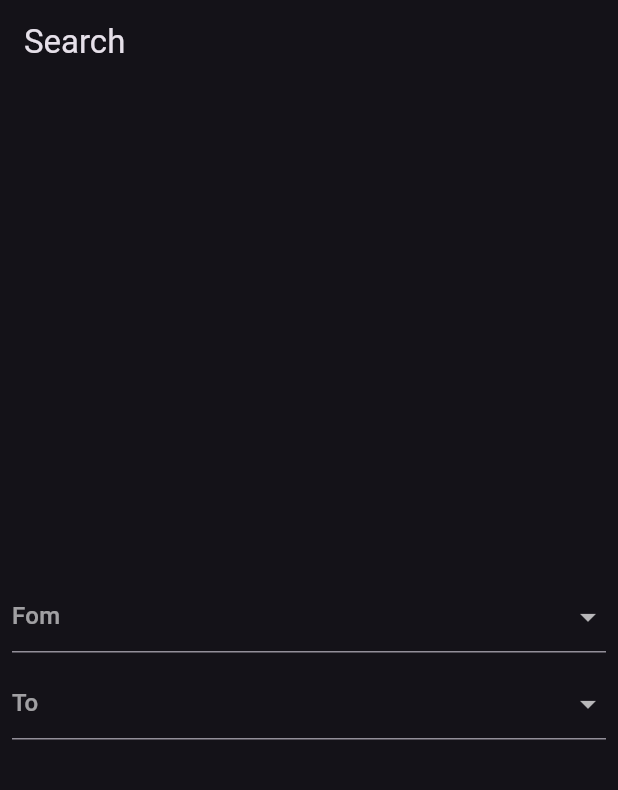
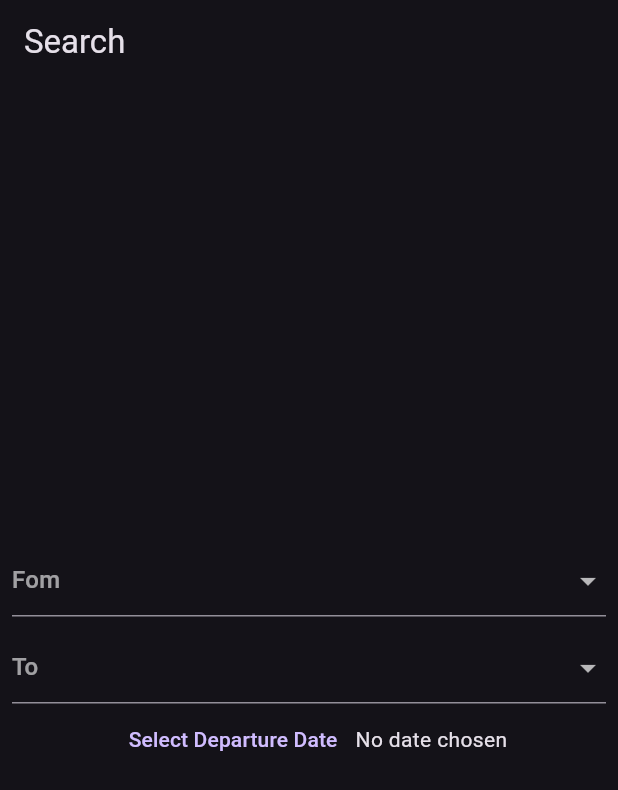
Before and after one commit to eugensosna/bus_reserv, a Flutter app: the screen it shows after launch, on a phone screen of 412 x 824 dp. Shown: the top 790 px of the screen. Run offline on Flutter 3.47's test engine with Material 3 defaults, Android fonts, the phone set to English and light mode, and no system bars.

Commit message:
select departude Date

```diff
--- a/bus_client/lib/pages/search_page.dart
+++ b/bus_client/lib/pages/search_page.dart
@@ -1,4 +1,5 @@
 import 'package:bus_client/utils/constants.dart';
+import 'package:bus_client/utils/helper_functions.dart';
 import 'package:flutter/material.dart';
 
 class SearchPage extends StatefulWidget {
@@ -11,34 +12,6 @@ class SearchPage extends StatefulWidget {
 class _SearchPageState extends State<SearchPage> {
   String? fromCity, toCity;
   DateTime? departureDate;
-
-
-  Widget  dropDownFromCiy (String? cityField, String  fiealdText){
-  return DropdownButtonFormField(
-
-                value: cityField,
-                validator: (value) {
-                  if(value== null|| value.isEmpty){
-                    return emptyFieldErrMessage;
-                  }
-                  return null;
-                },
-                hint:  Text(fiealdText ),
-                isExpanded: true,
-                decoration: const InputDecoration(
-                  errorStyle: TextStyle(color: Colors.white)
-                ),
-                items: cities.map((city) => DropdownMenuItem<String>(
-                  value: city,
-                  child: Text(city)) ).toList(),
-                onChanged: (value){
-                  setState(() {
-                    cityField = value;
-                  });
-
-                });
-}
-
   @override
   Widget build(BuildContext context) {
     return Scaffold(
@@ -75,12 +48,59 @@ class _SearchPageState extends State<SearchPage> {
 
                 }),
                 const SizedBox(height: 10,),
+                DropdownButtonFormField(
 
-                dropDownFromCiy(toCity, "To")
+                value: toCity,
+                validator: (value) {
+                  if(value== null|| value.isEmpty){
+                    return emptyFieldErrMessage;
+                  }
+                  return null;
+                },
+                hint:  Text("To" ),
+                isExpanded: true,
+                decoration: const InputDecoration(
+                  errorStyle: TextStyle(color: Colors.white)
+                ),
+                items: cities.map((city) => DropdownMenuItem<String>(
+                  value: city,
+                  child: Text(city)) ).toList(),
+                onChanged: (value){
+                  setState(() {
+                    toCity = value;
+                  });
+
+                }),
+                Row(
+                  mainAxisAlignment: MainAxisAlignment.center,
+                  children: [
+                    TextButton(onPressed: _selectDate,
+                    child: const Text('Select Departure Date'),
+                    ),
+                    Text(departureDate == null ? "No date chosen": getFormattedDate(departureDate!, pattern: 'EEE MMM dd, yyyy'))
+                  ],
+                )
+
+                // dropDownFromCiy(toCity, "To")
             ],
 
           ),
       ),
     ));
   }
+
+  void _selectDate() async {
+    final selectedDate = await showDatePicker(
+      context: context,
+      initialDate: DateTime.now(),
+       firstDate: DateTime.now(),
+        lastDate: DateTime.now().add(const Duration(days: 7))
+        );
+    if (selectedDate!= null){
+      setState(() {
+        departureDate = selectedDate as DateTime?;
+      });
+
+    }
+  }
 }
--- a/bus_client/pubspec.yaml
+++ b/bus_client/pubspec.yaml
@@ -35,6 +35,7 @@ dependencies:
   # The following adds the Cupertino Icons font to your application.
   # Use with the CupertinoIcons class for iOS style icons.
   cupertino_icons: ^1.0.6
+  intl: ^0.19.0
 
 dev_dependencies:
   flutter_test:
```
Also changed, not shown: bus_client/lib/utils/helper_functions.dart (added, +12 -0 lines).
